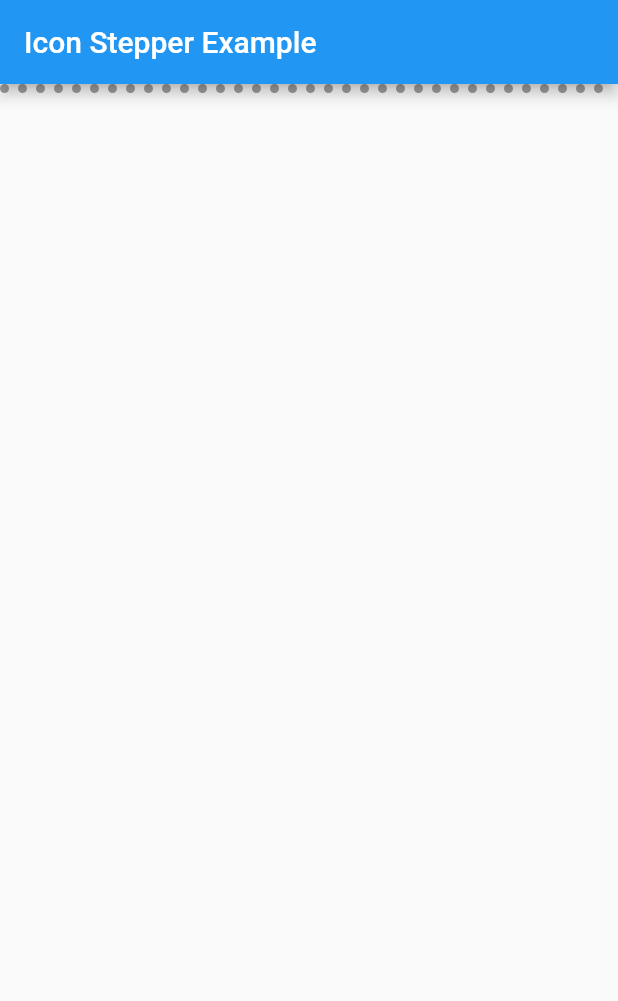
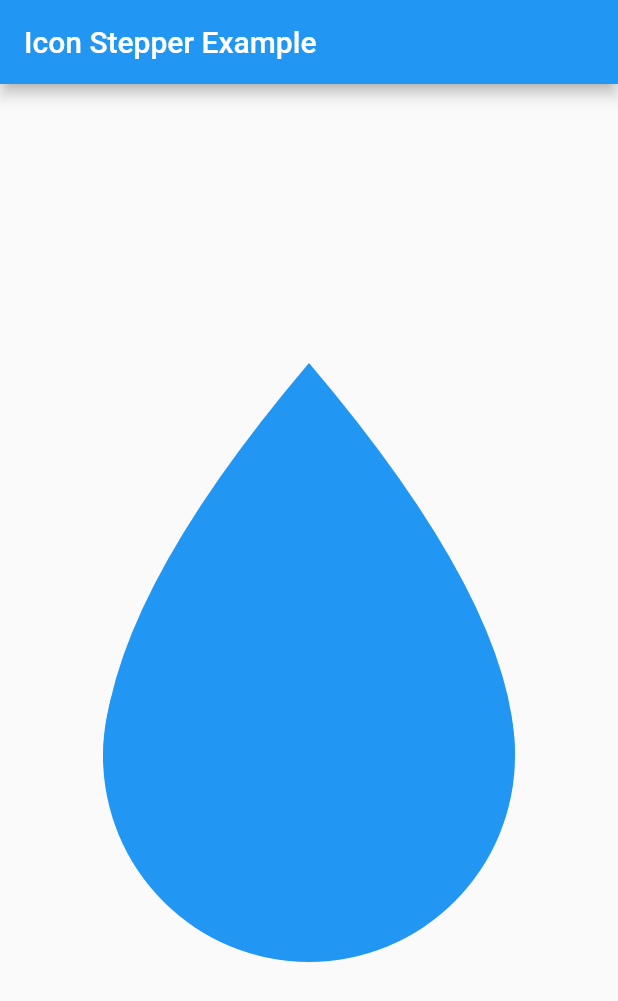
Before and after one commit to imujtaba8488/package_im_shapes, a Flutter app: the screen it shows after launch, on a phone screen of 412 x 824 dp. Shown: the top 1001 px of the screen. Run offline on Flutter 3.47's test engine with Material 2 defaults, Android fonts, the phone set to English and light mode, and no system bars.

Commit message:
merged changes

```diff
--- a/lib/main.dart
+++ b/lib/main.dart
@@ -59,7 +59,7 @@ class _MyAppState extends State<MyApp> with SingleTickerProviderStateMixin {
         appBar: AppBar(
           title: Text('Icon Stepper Example'),
         ),
-        body: DottedLine2(),
+        body: Drop(),
       ),
     );
   }
--- a/lib/src/drop.dart
+++ b/lib/src/drop.dart
@@ -1,6 +1,4 @@
 import 'package:flutter/material.dart';
-
-import 'dart:math' as math;
 
 class Drop extends StatelessWidget {
   @override
```
